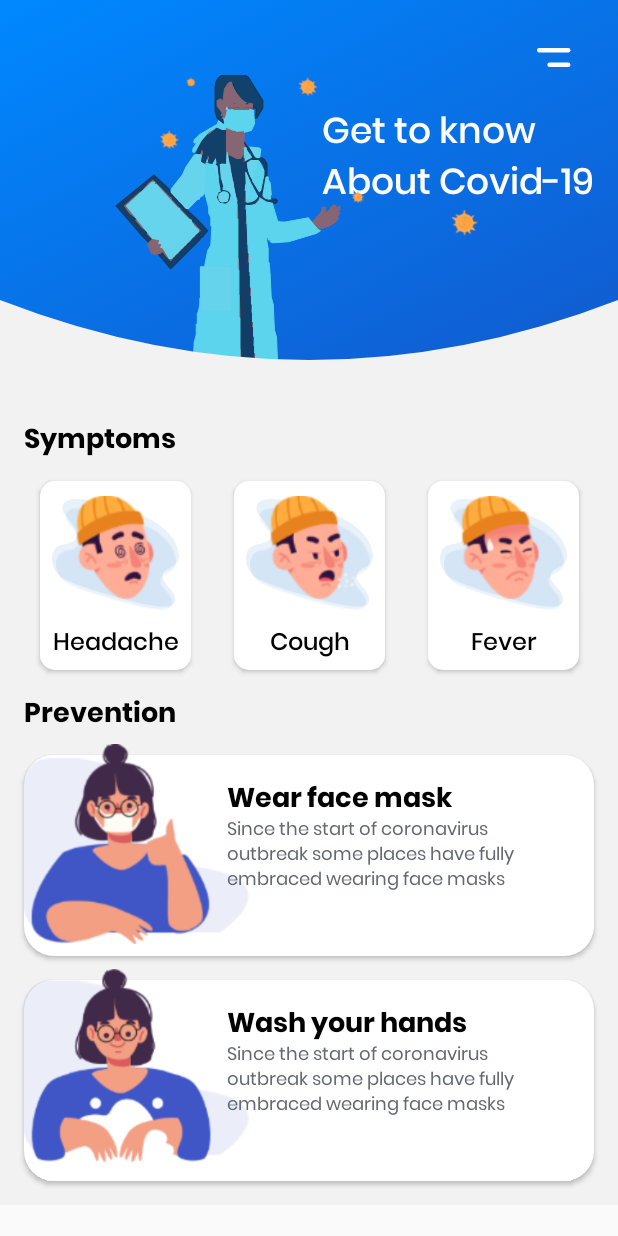
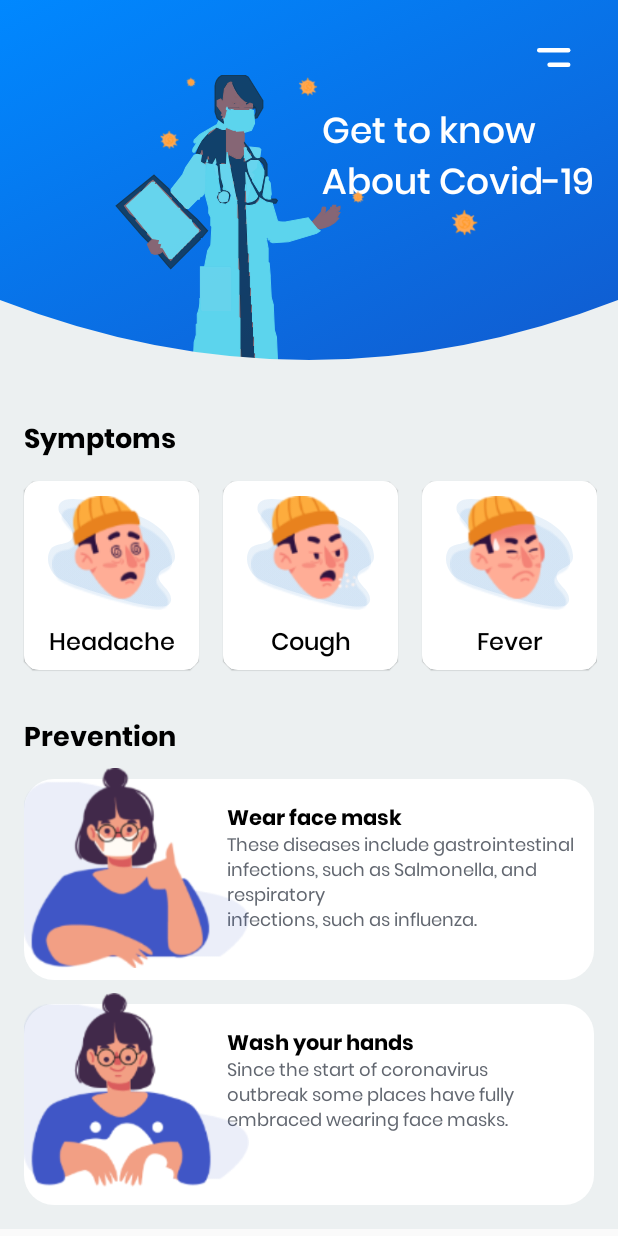
Before and after one commit to AntonGerasimovich/Covid19-Android, an Android app built with Jetpack Compose: the SymptomsScreen screen opened through its navigation route, on a phone screen of 412 x 824 dp. Run offline under Robolectric (Android 15) with nearby library versions, the phone set to English and light mode, and no system bars; 1 statement that could not run was skipped.

Commit message:
Adjust UI elements

```diff
--- a/app/src/main/java/com/example/covid19/ui/components/CountrySelector.kt
+++ b/app/src/main/java/com/example/covid19/ui/components/CountrySelector.kt
@@ -26,12 +26,13 @@ fun CountrySelector(
     var expanded: Boolean by remember { mutableStateOf(false) }
     var selectedCountry: Country by remember { mutableStateOf(defaultCountry) }
     Card(
-        shape = RoundedCornerShape(20),
+        shape = RoundedCornerShape(50),
         modifier = modifier
             .fillMaxWidth()
             .wrapContentHeight()
             .clickable(onClick = { expanded = true }),
         backgroundColor = White,
+        elevation = 0.dp,
         border = BorderStroke(0.5.dp, Grey)
     ) {
         Row(
@@ -101,5 +102,9 @@ fun CountrySelector(
 @Preview
 @Composable
 fun PreviewCountrySelector() {
-    CountrySelector(modifier = Modifier.padding(16.dp), Country("Belarus"), listOf(Country("Belarus"), Country("Russia")))
+    CountrySelector(
+        modifier = Modifier.padding(16.dp),
+        Country("Belarus"),
+        listOf(Country("Belarus"), Country("Russia"))
+    )
 }
--- a/app/src/main/java/com/example/covid19/ui/components/CovidCasesRow.kt
+++ b/app/src/main/java/com/example/covid19/ui/components/CovidCasesRow.kt
@@ -1,6 +1,5 @@
 package com.example.covid19.ui.components
 
-import androidx.annotation.StringRes
 import androidx.compose.foundation.Canvas
 import androidx.compose.foundation.layout.*
 import androidx.compose.material.Text
@@ -11,8 +10,6 @@ import androidx.compose.ui.Modifier
 import androidx.compose.ui.graphics.Color
 import androidx.compose.ui.res.stringResource
 import androidx.compose.ui.text.TextStyle
-import androidx.compose.ui.text.font.FontFamily
-import androidx.compose.ui.text.font.FontWeight
 import androidx.compose.ui.text.style.TextAlign
 import androidx.compose.ui.tooling.preview.Preview
 import androidx.compose.ui.unit.dp
@@ -25,7 +22,8 @@ import com.example.covid19.ui.theme.*
 fun CovidCasesRow(
     covidCases: CovidCases
 ) {
-    CardRounded10(
+    CardRounded20(
+        elevation = 0.5.dp,
         modifier = Modifier.padding(16.dp)
     ) {
         Column {
@@ -142,12 +140,12 @@ fun CustomCircle(
             drawCircle(color = circleColor)
         })
         Canvas(modifier = Modifier
-            .size(16.dp)
+            .size(12.dp)
             .align(Center), onDraw = {
             drawCircle(color = ringColor)
         })
         Canvas(modifier = Modifier
-            .size(12.dp)
+            .size(8.dp)
             .align(Center), onDraw = {
             drawCircle(color = circleColor)
         })
--- a/app/src/main/java/com/example/covid19/ui/components/SpreadOfVirusMap.kt
+++ b/app/src/main/java/com/example/covid19/ui/components/SpreadOfVirusMap.kt
@@ -33,8 +33,8 @@ fun SpreadOfVirusMap(modifier: Modifier = Modifier, latLng: LatLng) {
             .padding(16.dp)
             .height(300.dp)
             .fillMaxWidth(),
-        shape = RoundedCornerShape(5),
-        elevation = 2.dp
+        shape = RoundedCornerShape(10),
+        elevation = 0.5.dp
     ) {
         MapContent(
             modifier = modifier.fillMaxSize(),
--- a/app/src/main/java/com/example/covid19/ui/overview/OverviewScreen.kt
+++ b/app/src/main/java/com/example/covid19/ui/overview/OverviewScreen.kt
@@ -9,6 +9,7 @@ import androidx.compose.ui.Modifier
 import androidx.compose.ui.res.stringResource
 import androidx.compose.ui.tooling.preview.Preview
 import androidx.compose.ui.unit.dp
+import androidx.compose.ui.unit.sp
 import com.example.covid19.R
 import com.example.covid19.data.entity.Country
 import com.example.covid19.data.entity.CovidCases
@@ -16,10 +17,7 @@ import com.example.covid19.ui.components.CountrySelector
 import com.example.covid19.ui.components.CovidCasesRow
 import com.example.covid19.ui.components.SpreadOfVirusMap
 import com.example.covid19.ui.symptoms.HeaderAndBody
-import com.example.covid19.ui.theme.Black
-import com.example.covid19.ui.theme.DeepBlue
-import com.example.covid19.ui.theme.Grey
-import com.example.covid19.ui.theme.Typography
+import com.example.covid19.ui.theme.*
 import com.google.android.gms.maps.model.LatLng
 
 @Composable
@@ -54,18 +52,18 @@ fun OverviewBody(
     onSpreadOfVirusDetailsClick: () -> Unit
 ) {
     CountrySelector(
-        modifier = Modifier.padding(start = 16.dp, end = 16.dp, bottom = 16.dp),
+        modifier = Modifier.padding(start = 16.dp, end = 16.dp, bottom = 32.dp),
         defaultCountry = Country("Belarus"),
         countries = listOf(Country("Belarus"), Country("Russia")),
         onCountrySelected = onCountrySelected
     )
-    CaseUpdateSection(CovidCases(5327, 3467, 432), date, onCaseUpdateDetailsClick)
-    SpreadOfVirusSection(onSpreadOfVirusDetailsClick)
+    CaseUpdateSection(modifier = Modifier.padding(bottom = 16.dp), covidCases = CovidCases(5327, 3467, 432), date = date, onSeeDetailsClick = onCaseUpdateDetailsClick)
+    SpreadOfVirusSection(onSpreadOfVirusDetailsClick = onSpreadOfVirusDetailsClick)
 }
 
 @Composable
-private fun SpreadOfVirusSection(onSpreadOfVirusDetailsClick: () -> Unit) {
-    Column(modifier = Modifier
+private fun SpreadOfVirusSection(modifier: Modifier = Modifier, onSpreadOfVirusDetailsClick: () -> Unit) {
+    Column(modifier = modifier
         .fillMaxWidth()
         .wrapContentHeight()) {
         Box(
@@ -92,7 +90,8 @@ private fun SpreadOfVirusSection(onSpreadOfVirusDetailsClick: () -> Unit) {
                     .clickable { onSpreadOfVirusDetailsClick() }
                     .align(Alignment.CenterEnd), text = stringResource(id = R.string.see_details),
                 style = Typography.button,
-                color = DeepBlue
+                color = Blue,
+                fontSize = 12.sp
             )
         }
         SpreadOfVirusMap(latLng = LatLng(56.0, 27.0))
@@ -100,9 +99,9 @@ private fun SpreadOfVirusSection(onSpreadOfVirusDetailsClick: () -> Unit) {
 }
 
 @Composable
-private fun CaseUpdateSection(covidCases: CovidCases, date: String, onSeeDetailsClick: () -> Unit) {
+private fun CaseUpdateSection(modifier: Modifier = Modifier, covidCases: CovidCases, date: String, onSeeDetailsClick: () -> Unit) {
     Column(
-        modifier = Modifier
+        modifier = modifier
             .fillMaxWidth()
             .wrapContentHeight()
     ) {
@@ -143,9 +142,10 @@ fun CaseUpdateTitle(date: String, onSeeDetailsClick: () -> Unit) {
                 .clickable {
                     onSeeDetailsClick()
                 }
-                .align(Alignment.CenterEnd), text = stringResource(id = R.string.see_details),
+                .align(Alignment.BottomEnd), text = stringResource(id = R.string.see_details),
             style = Typography.button,
-            color = DeepBlue
+            color = Blue,
+            fontSize = 12.sp
         )
     }
 }
--- a/app/src/main/java/com/example/covid19/ui/symptoms/SymptomsScreen.kt
+++ b/app/src/main/java/com/example/covid19/ui/symptoms/SymptomsScreen.kt
@@ -124,7 +124,7 @@ fun SymptomsBody() {
 fun PreventionSection(modifier: Modifier = Modifier) {
     Column(modifier = Modifier.padding(bottom = 16.dp)) {
         Text(
-            modifier = modifier.padding(top = 16.dp),
+            modifier = modifier.padding(top = 32.dp),
             text = stringResource(id = R.string.prevention),
             style = Typography.h6,
             color = Black
@@ -160,14 +160,16 @@ fun PreventionCard(
             modifier = Modifier
                 .height(134.dp)
                 .align(BottomCenter)
-                .fillMaxWidth()
+                .fillMaxWidth(),
+            elevation = 0.dp
         ) {
             Box(modifier = Modifier.matchParentSize()) {
                 Column(modifier = Modifier.padding(start = 135.dp, top = 16.dp)) {
                     Text(
                         text = stringResource(id = title),
                         style = Typography.h6,
-                        color = Black
+                        color = Black,
+                        fontSize = 14.sp
                     )
                     Text(
                         text = stringResource(id = description),
@@ -207,23 +209,20 @@ fun SymptomsSection(modifier: Modifier = Modifier) {
         Row(
             modifier = modifier
                 .wrapContentHeight()
+                .horizontalScroll(rememberScrollState())
         ) {
             SymptomCard(
-                modifier = Modifier
-                    .padding(start = 16.dp)
-                    .weight(1f),
+                modifier = Modifier.padding(start = 16.dp),
                 symptomRes = R.string.headache,
                 symptomIconRes = R.drawable.headache
             )
             SymptomCard(
-                modifier = Modifier.weight(1f),
+                modifier = Modifier.padding(start = 16.dp),
                 symptomRes = R.string.cough,
                 symptomIconRes = R.drawable.caugh
             )
             SymptomCard(
-                modifier = Modifier
-                    .padding(end = 16.dp)
-                    .weight(1f),
+                modifier = Modifier.padding(start = 16.dp),
                 symptomRes = R.string.fever,
                 symptomIconRes = R.drawable.fever
             )
@@ -237,8 +236,10 @@ fun SymptomCard(
     @StringRes symptomRes: Int,
     @DrawableRes symptomIconRes: Int
 ) {
-    CardRounded10(modifier = modifier.wrapContentSize()) {
-        Column(modifier = Modifier.padding(8.dp)) {
+    CardRounded10(modifier = modifier.wrapContentSize(), elevation = 0.5.dp) {
+        Column(modifier = Modifier
+            .padding(8.dp)
+            .padding(start = 8.dp, end = 8.dp)) {
             Box {
                 Image(
                     modifier = Modifier
--- a/app/src/main/java/com/example/covid19/ui/theme/Color.kt
+++ b/app/src/main/java/com/example/covid19/ui/theme/Color.kt
@@ -5,7 +5,7 @@ import androidx.compose.ui.graphics.Color
 
 val Green = Color(0xFF15bd0f)
 val Black = Color(0xFF000000)
-val MilkWhite = Color(242, 242, 242)
+val MilkWhite = Color(0xFFECF0F1)
 val White = Color(0xFFFFFFFF)
 val Red = Color(0xFFff2200)
 val Orange = Color(0xFFff9100)
--- a/app/src/main/res/values/strings.xml
+++ b/app/src/main/res/values/strings.xml
@@ -6,7 +6,7 @@
     <string name="cured">Cured</string>
     <string name="all_you_need_is_stay_home">All you need\nis stay at home</string>
     <string name="get_to_know_about_covid19">Get to know\nAbout Covid-19</string>
-    <string name="see_details">See Details</string>
+    <string name="see_details">See details</string>
     <string name="newest_update">Newest update </string>
     <string name="case_update">Case Update</string>
     <string name="spread_of_virus">Spread of Virus</string>
@@ -18,6 +18,6 @@
     <string name="symptoms">Symptoms</string>
     <string name="wash_hands">Wash your hands</string>
     <string name="wear_mask">Wear face mask</string>
-    <string name="wash_hands_description">Since the start of coronavirus\noutbreak some places have fully\nembraced wearing face masks</string>
-    <string name="wear_mask_description">Since the start of coronavirus\noutbreak some places have fully\nembraced wearing face masks</string>
+    <string name="wash_hands_description">Since the start of coronavirus\noutbreak some places have fully\nembraced wearing face masks.</string>
+    <string name="wear_mask_description">These diseases include gastrointestinal\ninfections, such as Salmonella, and respiratory\ninfections, such as influenza.</string>
 </resources>
```
Also changed, not shown: 2 other files.
